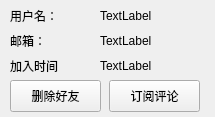
Qt form deliciousClient/user.ui (gaoxiaojun/delicacymap) before a commit.
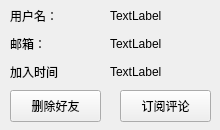
The same form after that commit.

```diff
--- a/deliciousClient/user.ui
+++ b/deliciousClient/user.ui
@@ -6,8 +6,8 @@
    <rect>
     <x>0</x>
     <y>0</y>
-    <width>215</width>
-    <height>117</height>
+    <width>220</width>
+    <height>130</height>
    </rect>
   </property>
   <property name="windowTitle">
@@ -17,7 +17,7 @@
    <property name="geometry">
     <rect>
      <x>10</x>
-     <y>80</y>
+     <y>90</y>
      <width>91</width>
      <height>32</height>
     </rect>
@@ -29,8 +29,8 @@
   <widget class="QPushButton" name="addComment_Button">
    <property name="geometry">
     <rect>
-     <x>109</x>
-     <y>80</y>
+     <x>120</x>
+     <y>90</y>
      <width>91</width>
      <height>32</height>
     </rect>
@@ -42,10 +42,10 @@
   <widget class="QLabel" name="usrname">
    <property name="geometry">
     <rect>
-     <x>100</x>
-     <y>5</y>
+     <x>110</x>
+     <y>2</y>
      <width>101</width>
-     <height>21</height>
+     <height>28</height>
     </rect>
    </property>
    <property name="text">
@@ -56,9 +56,9 @@
    <property name="geometry">
     <rect>
      <x>10</x>
-     <y>5</y>
+     <y>2</y>
      <width>61</width>
-     <height>21</height>
+     <height>28</height>
     </rect>
    </property>
    <property name="text">
@@ -71,7 +71,7 @@
      <x>10</x>
      <y>30</y>
      <width>61</width>
-     <height>21</height>
+     <height>28</height>
     </rect>
    </property>
    <property name="text">
@@ -81,10 +81,10 @@
   <widget class="QLabel" name="mail">
    <property name="geometry">
     <rect>
-     <x>100</x>
+     <x>110</x>
      <y>30</y>
      <width>101</width>
-     <height>21</height>
+     <height>28</height>
     </rect>
    </property>
    <property name="text">
@@ -95,9 +95,9 @@
    <property name="geometry">
     <rect>
      <x>10</x>
-     <y>55</y>
+     <y>58</y>
      <width>51</width>
-     <height>21</height>
+     <height>28</height>
     </rect>
    </property>
    <property name="text">
@@ -107,10 +107,10 @@
   <widget class="QLabel" name="joinTime">
    <property name="geometry">
     <rect>
-     <x>100</x>
-     <y>55</y>
+     <x>110</x>
+     <y>58</y>
      <width>101</width>
-     <height>21</height>
+     <height>28</height>
     </rect>
    </property>
    <property name="text">
```
